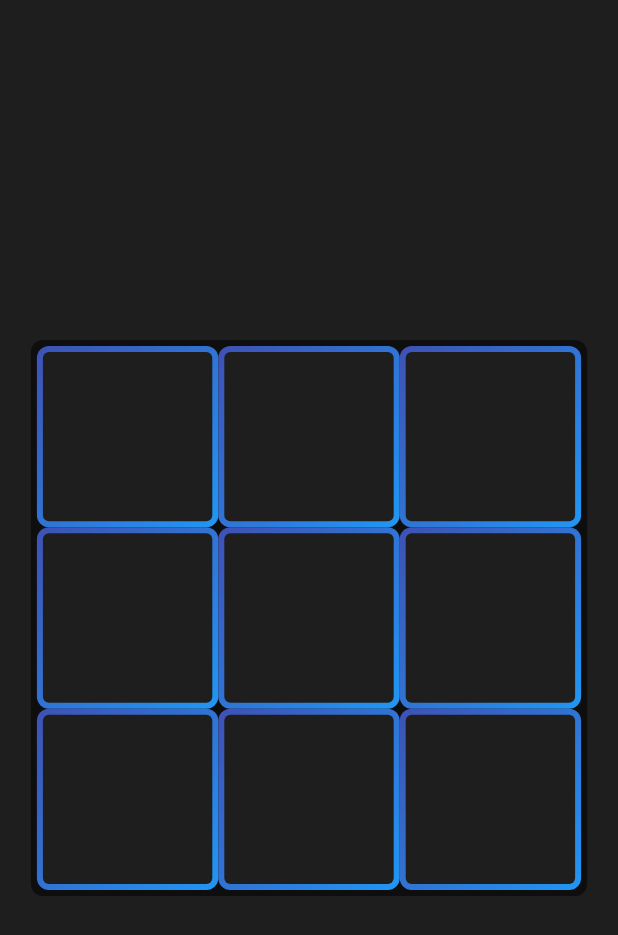
After one commit to foxtrotravi/tictactoe, a Flutter app: the AIGamePage screen opened directly, on a phone screen of 412 x 824 dp. The commit adds this screen. Shown: the top 935 px of the screen. Run offline on Flutter 3.47's test engine with Material 2 defaults, Android fonts, the phone set to English and light mode, and no system bars; our stand-ins replace flutter_riverpod, go_router, shared_preferences; accounts and stored records are empty.

Commit message:
Add AI game page

```diff
--- /dev/null
+++ b/lib/features/game/ai/ai_game_page.dart
@@ -0,0 +1,43 @@
+import 'package:flutter/material.dart';
+import 'package:flutter_riverpod/flutter_riverpod.dart';
+import 'package:tictactoe/core/providers/index.dart';
+import 'package:tictactoe/core/utils/utils.dart';
+import 'package:tictactoe/features/game/widgets/board.dart';
+
+class AIGamePage extends ConsumerWidget {
+  const AIGamePage({super.key});
+
+  @override
+  Widget build(BuildContext context, WidgetRef ref) {
+    return Scaffold(
+      body: SafeArea(
+        child: Container(
+          alignment: Alignment.center,
+          child: Consumer(
+            builder: (context, ref, child) {
+              ref.listen(
+                gameProvider.select((value) => value.gameState),
+                (previous, next) {
+                  if (isGameOver(next)) {
+                    ScaffoldMessenger.of(context).showSnackBar(
+                      const SnackBar(
+                        content: Text('Game Over'),
+                      ),
+                    );
+                  }
+                },
+              );
+              return Board(
+                gameState: ref.watch(gameProvider).gameState,
+                gradientColors: const [
+                  Colors.indigo,
+                  Colors.blue,
+                ],
+              );
+            },
+          ),
+        ),
+      ),
+    );
+  }
+}
--- a/lib/features/index.dart
+++ b/lib/features/index.dart
@@ -2,3 +2,4 @@ export 'splash/splash_page.dart';
 export 'onboarding/onboarding_page.dart';
 export 'home/home_page.dart';
 export 'game/pvp/game_page.dart';
+export 'game/ai/ai_game_page.dart';
```
